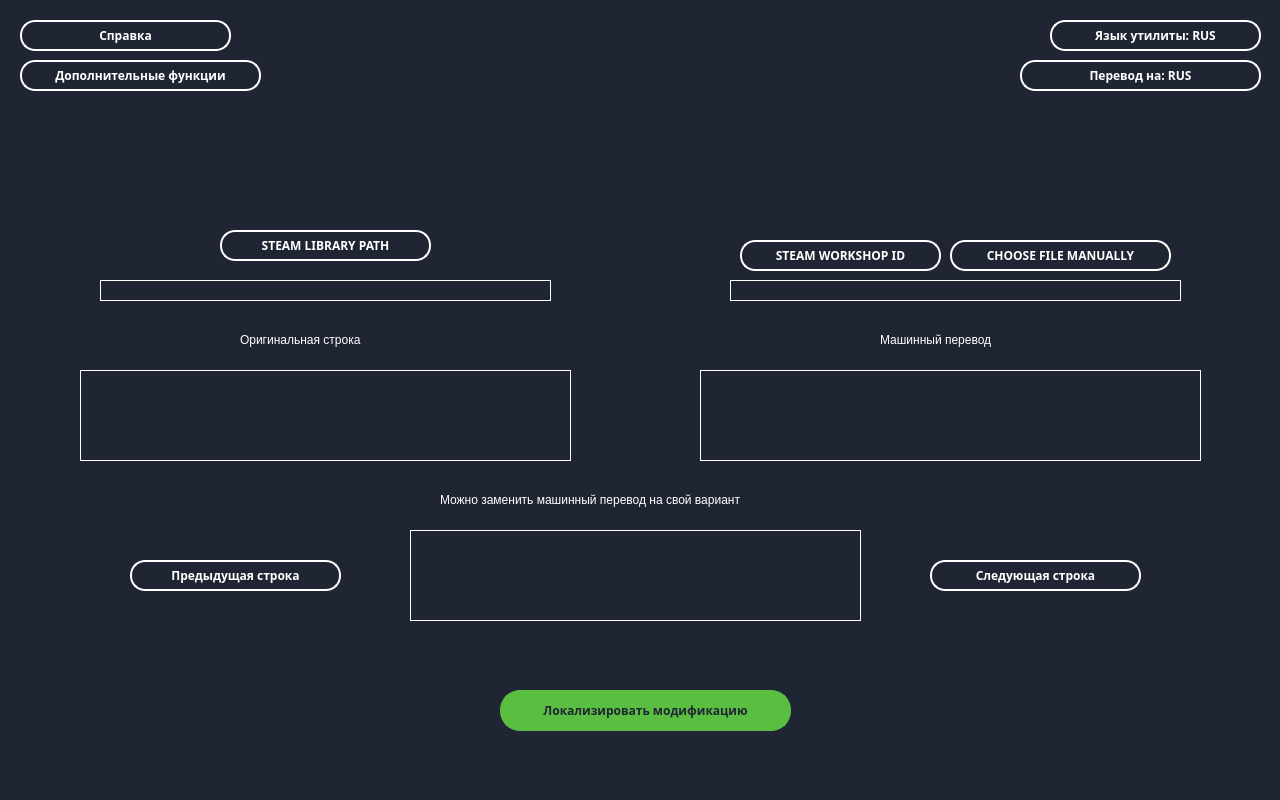
This is GUI/STMTT.ui in Chenger1/stellaris-trpack as Qt 5 draws it before an edit. The edited form follows.
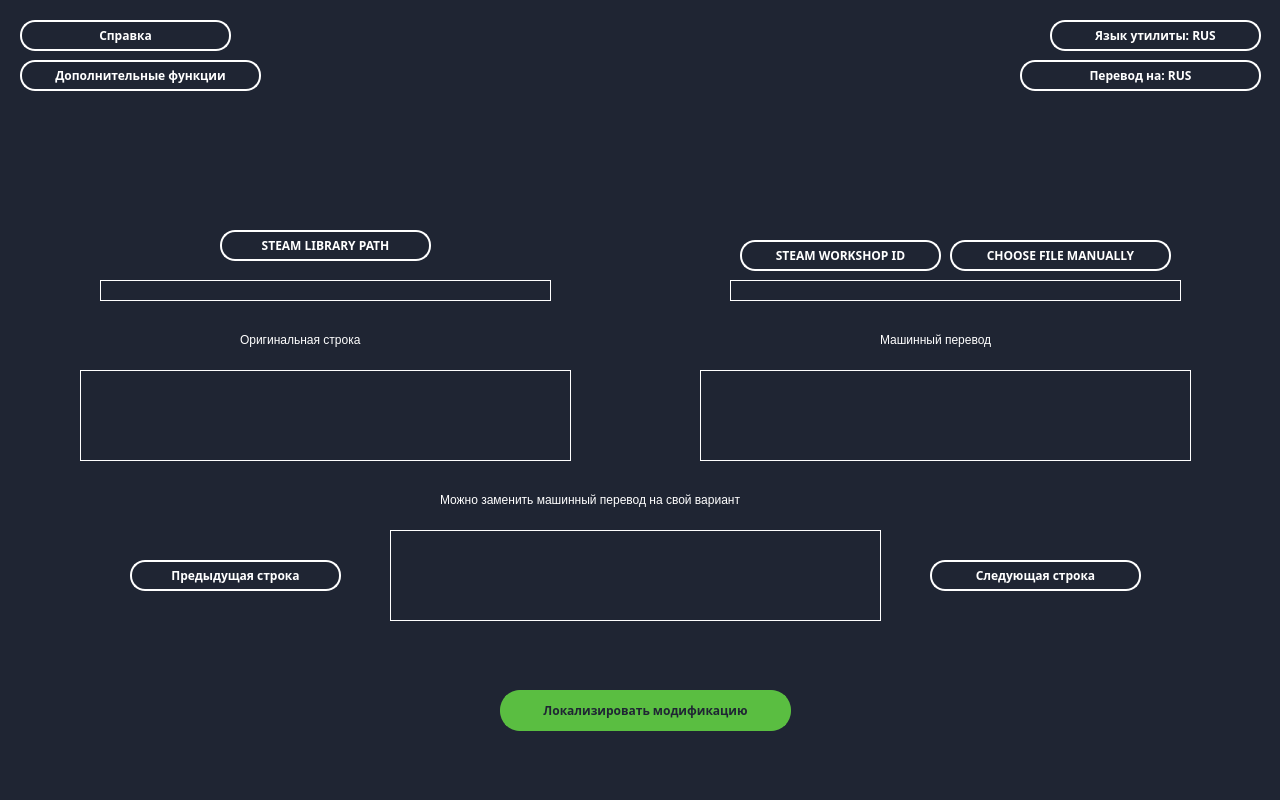
This is the edited form. Icons and pictures are not drawn.

Commit message: Chenged QLineEdit to QTextEdit field

```diff
--- a/GUI/STMTT.ui
+++ b/GUI/STMTT.ui
@@ -10,6 +10,12 @@
     <height>800</height>
    </rect>
   </property>
+  <property name="sizePolicy">
+   <sizepolicy hsizetype="Preferred" vsizetype="Preferred">
+    <horstretch>0</horstretch>
+    <verstretch>0</verstretch>
+   </sizepolicy>
+  </property>
   <property name="minimumSize">
    <size>
     <width>840</width>
@@ -302,26 +308,6 @@
      <string>Машинный перевод</string>
     </property>
    </widget>
-   <widget class="QLineEdit" name="lineEdit_5">
-    <property name="geometry">
-     <rect>
-      <x>700</x>
-      <y>370</y>
-      <width>501</width>
-      <height>91</height>
-     </rect>
-    </property>
-    <property name="styleSheet">
-     <string notr="true">QLineEdit{
-	background-color: #1f2533;
-	border: 1px solid #ffffff;
-	color: #ffffff;
-	}
-QLineEdit:hover{
-	background-color: #38393d;
-	}</string>
-    </property>
-   </widget>
    <widget class="QLabel" name="label_4">
     <property name="geometry">
      <rect>
@@ -350,26 +336,6 @@
      <string>Можно заменить машинный перевод на свой вариант</string>
     </property>
    </widget>
-   <widget class="QLineEdit" name="lineEdit_6">
-    <property name="geometry">
-     <rect>
-      <x>410</x>
-      <y>530</y>
-      <width>451</width>
-      <height>91</height>
-     </rect>
-    </property>
-    <property name="styleSheet">
-     <string notr="true">QLineEdit{
-	background-color: #1f2533;
-	border: 1px solid #ffffff;
-	color: #ffffff;
-	}
-QLineEdit:hover{
-	background-color: #38393d;
-	}</string>
-    </property>
-   </widget>
    <widget class="QPushButton" name="pushButton_6">
     <property name="geometry">
      <rect>
@@ -624,17 +590,87 @@
      <string>Дополнительные функции</string>
     </property>
    </widget>
-  </widget>
-  <widget class="QStatusBar" name="statusbar"/>
-  <widget class="QMenuBar" name="menubar">
-   <property name="geometry">
-    <rect>
-     <x>0</x>
-     <y>0</y>
-     <width>1280</width>
-     <height>26</height>
-    </rect>
-   </property>
+   <widget class="QTextEdit" name="textEdit">
+    <property name="geometry">
+     <rect>
+      <x>80</x>
+      <y>370</y>
+      <width>491</width>
+      <height>91</height>
+     </rect>
+    </property>
+    <property name="styleSheet">
+     <string notr="true">QTextEdit{
+	background-color: #1f2533;
+	border: 1px solid #ffffff;
+	color: #ffffff;
+	}
+QTextEdit:hover{
+	background-color: #38393d;
+	}</string>
+    </property>
+    <property name="html">
+     <string>&lt;!DOCTYPE HTML PUBLIC &quot;-//W3C//DTD HTML 4.0//EN&quot; &quot;http://www.w3.org/TR/REC-html40/strict.dtd&quot;&gt;
+&lt;html&gt;&lt;head&gt;&lt;meta name=&quot;qrichtext&quot; content=&quot;1&quot; /&gt;&lt;style type=&quot;text/css&quot;&gt;
+p, li { white-space: pre-wrap; }
+&lt;/style&gt;&lt;/head&gt;&lt;body style=&quot; font-family:'MS Shell Dlg 2'; font-size:7.8pt; font-weight:400; font-style:normal;&quot;&gt;
+&lt;p style=&quot;-qt-paragraph-type:empty; margin-top:0px; margin-bottom:0px; margin-left:0px; margin-right:0px; -qt-block-indent:0; text-indent:0px; font-family:'MS Shell Dlg 2';&quot;&gt;&lt;br /&gt;&lt;/p&gt;&lt;/body&gt;&lt;/html&gt;</string>
+    </property>
+   </widget>
+   <widget class="QTextEdit" name="textEdit_2">
+    <property name="geometry">
+     <rect>
+      <x>700</x>
+      <y>370</y>
+      <width>491</width>
+      <height>91</height>
+     </rect>
+    </property>
+    <property name="styleSheet">
+     <string notr="true">QTextEdit{
+	background-color: #1f2533;
+	border: 1px solid #ffffff;
+	color: #ffffff;
+	}
+QTextEdit:hover{
+	background-color: #38393d;
+	}</string>
+    </property>
+    <property name="html">
+     <string>&lt;!DOCTYPE HTML PUBLIC &quot;-//W3C//DTD HTML 4.0//EN&quot; &quot;http://www.w3.org/TR/REC-html40/strict.dtd&quot;&gt;
+&lt;html&gt;&lt;head&gt;&lt;meta name=&quot;qrichtext&quot; content=&quot;1&quot; /&gt;&lt;style type=&quot;text/css&quot;&gt;
+p, li { white-space: pre-wrap; }
+&lt;/style&gt;&lt;/head&gt;&lt;body style=&quot; font-family:'MS Shell Dlg 2'; font-size:7.8pt; font-weight:400; font-style:normal;&quot;&gt;
+&lt;p style=&quot;-qt-paragraph-type:empty; margin-top:0px; margin-bottom:0px; margin-left:0px; margin-right:0px; -qt-block-indent:0; text-indent:0px; font-family:'MS Shell Dlg 2';&quot;&gt;&lt;br /&gt;&lt;/p&gt;&lt;/body&gt;&lt;/html&gt;</string>
+    </property>
+   </widget>
+   <widget class="QTextEdit" name="textEdit_3">
+    <property name="geometry">
+     <rect>
+      <x>390</x>
+      <y>530</y>
+      <width>491</width>
+      <height>91</height>
+     </rect>
+    </property>
+    <property name="styleSheet">
+     <string notr="true">QTextEdit{
+	background-color: #1f2533;
+	border: 1px solid #ffffff;
+	color: #ffffff;
+	}
+QTextEdit:hover{
+	background-color: #38393d;
+	}</string>
+    </property>
+    <property name="html">
+     <string>&lt;!DOCTYPE HTML PUBLIC &quot;-//W3C//DTD HTML 4.0//EN&quot; &quot;http://www.w3.org/TR/REC-html40/strict.dtd&quot;&gt;
+&lt;html&gt;&lt;head&gt;&lt;meta name=&quot;qrichtext&quot; content=&quot;1&quot; /&gt;&lt;style type=&quot;text/css&quot;&gt;
+p, li { white-space: pre-wrap; }
+&lt;/style&gt;&lt;/head&gt;&lt;body style=&quot; font-family:'MS Shell Dlg 2'; font-size:7.8pt; font-weight:400; font-style:normal;&quot;&gt;
+&lt;p style=&quot;-qt-paragraph-type:empty; margin-top:0px; margin-bottom:0px; margin-left:0px; margin-right:0px; -qt-block-indent:0; text-indent:0px; font-family:'MS Shell Dlg 2';&quot;&gt;&lt;br /&gt;&lt;/p&gt;&lt;/body&gt;&lt;/html&gt;</string>
+    </property>
+   </widget>
   </widget>
  </widget>
  <resources/>
```
Left out of the diff: 28 changed lines with no effect on the pictures.
